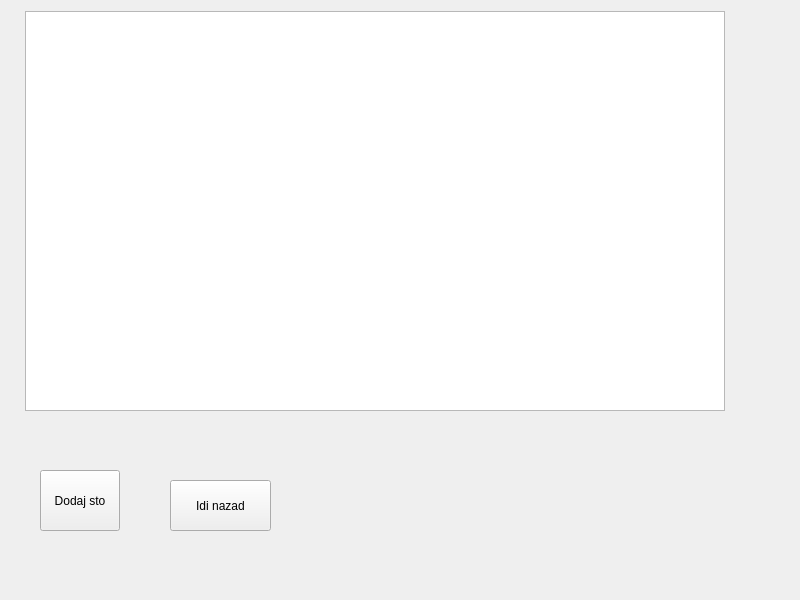
stemil01/expresso, file src/stolovi.ui: the form before one commit.
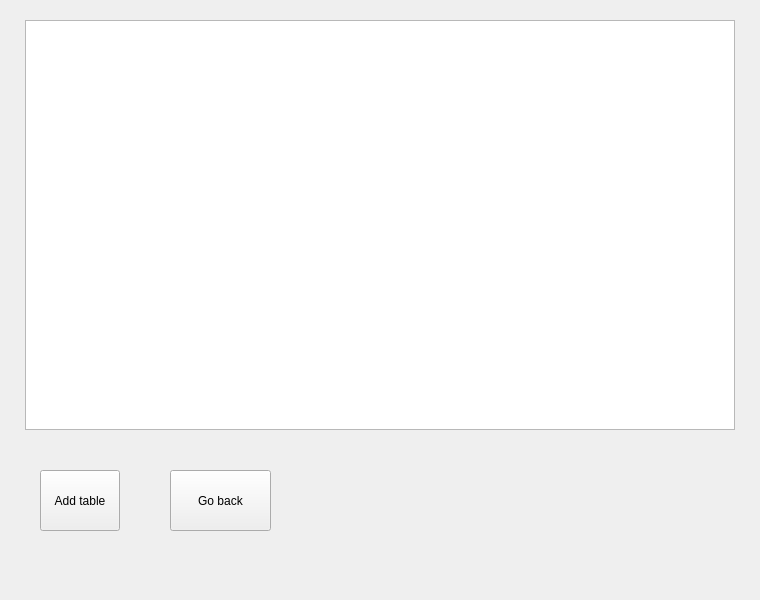
The form after the commit.

Commit message: promenjena velicina table

Patch:
```diff
--- a/src/stolovi.ui
+++ b/src/stolovi.ui
@@ -6,7 +6,7 @@
    <rect>
     <x>0</x>
     <y>0</y>
-    <width>800</width>
+    <width>760</width>
     <height>600</height>
    </rect>
   </property>
@@ -23,15 +23,15 @@
    <property name="geometry">
     <rect>
      <x>25</x>
-     <y>11</y>
-     <width>700</width>
-     <height>400</height>
+     <y>20</y>
+     <width>710</width>
+     <height>410</height>
     </rect>
    </property>
    <property name="maximumSize">
     <size>
-     <width>700</width>
-     <height>400</height>
+     <width>800</width>
+     <height>500</height>
     </size>
    </property>
   </widget>
@@ -45,20 +45,20 @@
     </rect>
    </property>
    <property name="text">
-    <string>Dodaj sto</string>
+    <string>Add table</string>
    </property>
   </widget>
   <widget class="QPushButton" name="pb2">
    <property name="geometry">
     <rect>
      <x>170</x>
-     <y>480</y>
+     <y>470</y>
      <width>101</width>
-     <height>51</height>
+     <height>61</height>
     </rect>
    </property>
    <property name="text">
-    <string>Idi nazad</string>
+    <string>Go back</string>
    </property>
   </widget>
  </widget>
```
Left out of the diff: 2 changed lines with no effect on the pictures. The commit also changes 2 other files.
